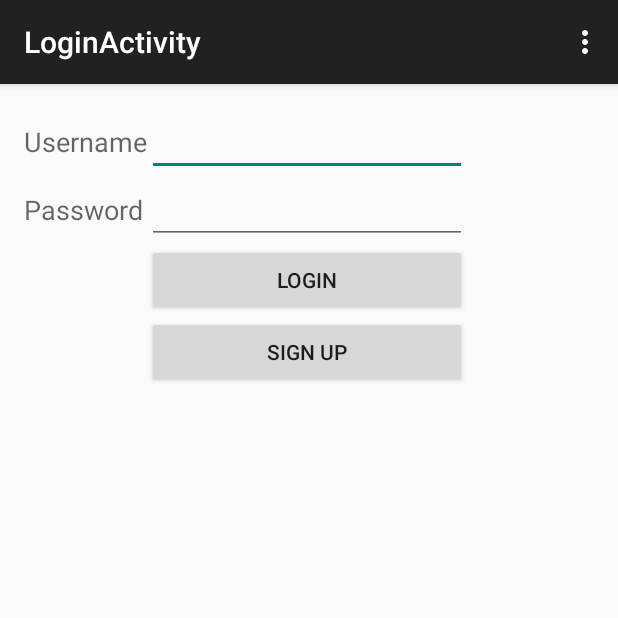
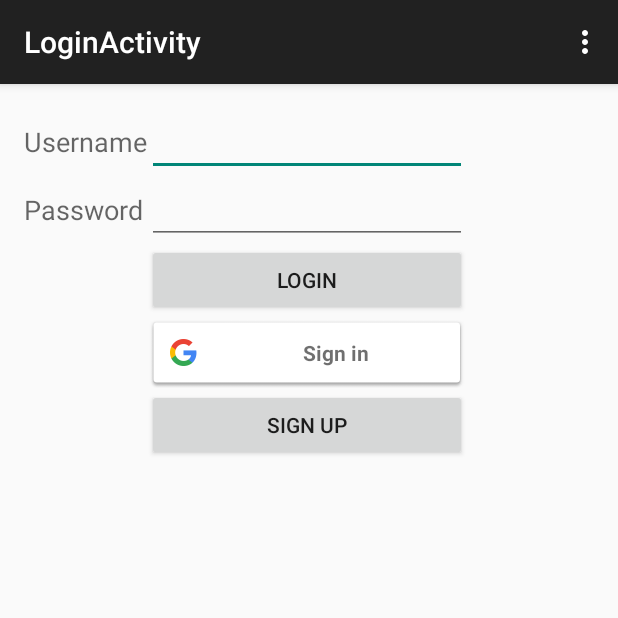
Before and after one commit to sagardeswal/Footprint_v3, an Android app: the screen it shows after launch (LoginActivity), on a phone screen of 412 x 824 dp, the top half of it. Run offline under Robolectric (Android 15) with nearby library versions, the phone set to English and light mode, and no system bars; 2 statements that could not run were skipped.

Commit message:
Added Google Sign In Integration. Working on latest android device. Logout not working.

```diff
--- a/app/build.gradle
+++ b/app/build.gradle
@@ -1,4 +1,5 @@
 apply plugin: 'com.android.application'
+apply plugin: 'com.google.gms.google-services'
 
 android {
     compileSdkVersion 22
@@ -22,4 +23,5 @@ android {
 dependencies {
     compile fileTree(dir: 'libs', include: ['*.jar'])
     compile 'com.android.support:appcompat-v7:22.2.1'
+    compile 'com.google.android.gms:play-services-plus:7.8.0'
 }
--- a/app/src/main/AndroidManifest.xml
+++ b/app/src/main/AndroidManifest.xml
@@ -5,10 +5,10 @@
     <uses-sdk android:minSdkVersion="11" />
 
     <uses-permission android:name="android.permission.CAMERA" />
-
     <uses-feature android:name="android.hardware.camera" />
-
     <uses-permission android:name="android.permission.INTERNET" />
+    <uses-permission android:name="android.permission.GET_ACCOUNTS" />
+    <uses-permission android:name="android.permission.USE_CREDENTIALS" />
     <uses-permission android:name="android.permission.ACCESS_NETWORK_STATE" />
 
     <application
--- a/app/src/main/res/layout/activity_login.xml
+++ b/app/src/main/res/layout/activity_login.xml
@@ -14,7 +14,8 @@
         android:layout_alignParentStart="true"
         android:layout_alignParentRight="true"
         android:layout_alignParentEnd="true"
-        android:layout_alignParentBottom="true">
+        android:layout_alignParentBottom="true"
+        android:id="@+id/tableLayout">
 
         <TableRow
             android:layout_width="match_parent"
@@ -81,7 +82,14 @@
 
         <TableRow
             android:layout_width="match_parent"
-            android:layout_height="match_parent"></TableRow>
+            android:layout_height="match_parent">
+
+            <com.google.android.gms.common.SignInButton
+                android:id="@+id/sign_in_button"
+                android:layout_width="wrap_content"
+                android:layout_height="wrap_content"
+                android:layout_column="2" />
+        </TableRow>
 
         <TableRow
             android:layout_width="match_parent"
@@ -95,4 +103,13 @@
                 android:layout_column="2" />
         </TableRow>
     </TableLayout>
+
+    <TextView
+        android:layout_width="wrap_content"
+        android:layout_height="wrap_content"
+        android:textAppearance="?android:attr/textAppearanceMedium"
+        android:text=""
+        android:id="@+id/mStatusTextView"
+        android:layout_below="@+id/tableLayout"
+        android:layout_centerHorizontal="true" />
 </RelativeLayout>
--- a/app/src/main/res/values/strings.xml
+++ b/app/src/main/res/values/strings.xml
@@ -1,5 +1,5 @@
 <resources>
-    <string name="app_name">Footprint_v3</string>
+    <string name="app_name">Footprint</string>
     <string name="title_activity_login">LoginActivity</string>
 
     <string name="hello_world">Hello world!</string>
@@ -35,5 +35,6 @@
     <string name="add_place_button_text">Add Place</string>
     <string name="logout_button_text">Logout</string>
     <string name="title_activity_feed">FeedActivity</string>
+    <string name="signing_in">Signing In</string>
 
 </resources>
--- a/build.gradle
+++ b/build.gradle
@@ -6,6 +6,7 @@ buildscript {
     }
     dependencies {
         classpath 'com.android.tools.build:gradle:1.3.0'
+        classpath 'com.google.gms:google-services:1.3.0-beta1'
 
         // NOTE: Do not place your application dependencies here; they belong
         // in the individual module build.gradle files
```
Also changed, not shown: app/src/main/java/com/sacri/footprint_v3/activities/LoginActivity.java (+130 -1 lines), app/src/main/java/com/sacri/footprint_v3/activities/MainActivity.java (+10 -0 lines), 1 other file.
